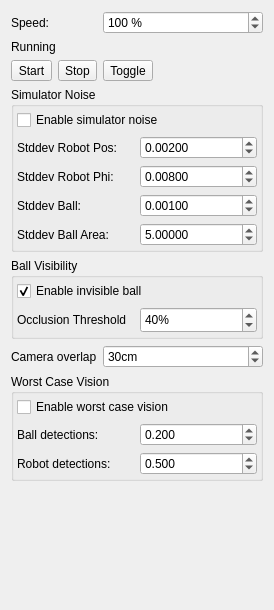
Above: src/ra/simulatorwidget.ui from robotics-erlangen/framework before the change. Below: the same form after it.
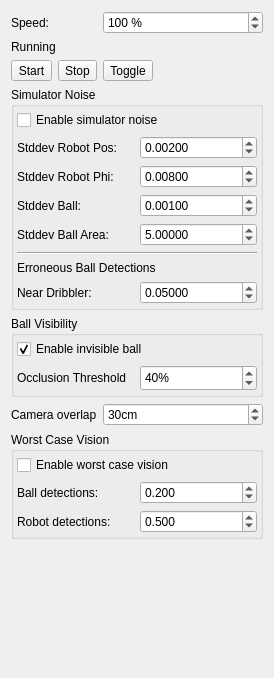
That is the form after the change.

Commit message: ra: add possibility for ball mis-detections in the simulator

```diff
--- a/src/ra/simulatorwidget.ui
+++ b/src/ra/simulatorwidget.ui
@@ -7,7 +7,7 @@
     <x>0</x>
     <y>0</y>
     <width>274</width>
-    <height>610</height>
+    <height>678</height>
    </rect>
   </property>
   <property name="windowTitle">
@@ -212,6 +212,50 @@
         </item>
        </layout>
       </item>
+      <item row="4" column="0">
+       <layout class="QHBoxLayout" name="horizontalLayout_9">
+        <item>
+         <widget class="QLabel" name="label_8">
+          <property name="text">
+           <string>Near Dribbler:</string>
+          </property>
+         </widget>
+        </item>
+        <item>
+         <widget class="QDoubleSpinBox" name="spinDribblerBallDetections">
+          <property name="toolTip">
+           <string>Erroneous ball detections per second per robot. Will occur at the edge of a robots dribbler.</string>
+          </property>
+          <property name="decimals">
+           <number>5</number>
+          </property>
+          <property name="maximum">
+           <double>100.000000000000000</double>
+          </property>
+          <property name="singleStep">
+           <double>0.010000000000000</double>
+          </property>
+          <property name="value">
+           <double>0.050000000000000</double>
+          </property>
+         </widget>
+        </item>
+       </layout>
+      </item>
+      <item row="2" column="0">
+       <widget class="Line" name="line">
+        <property name="orientation">
+         <enum>Qt::Horizontal</enum>
+        </property>
+       </widget>
+      </item>
+      <item row="3" column="0">
+       <widget class="QLabel" name="label_9">
+        <property name="text">
+         <string>Erroneous Ball Detections</string>
+        </property>
+       </widget>
+      </item>
      </layout>
     </widget>
    </item>
```
The commit also changes 8 other files.
